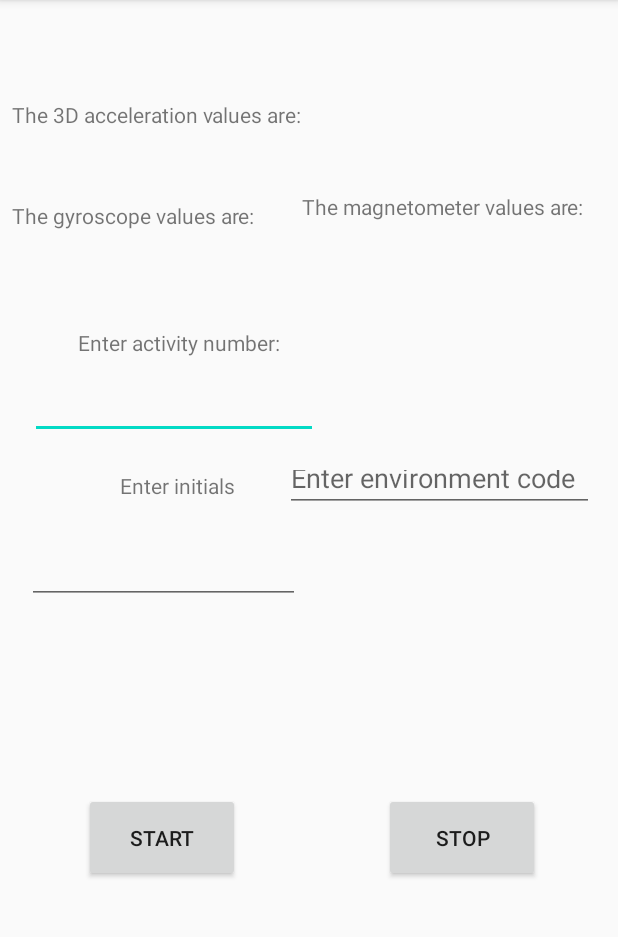
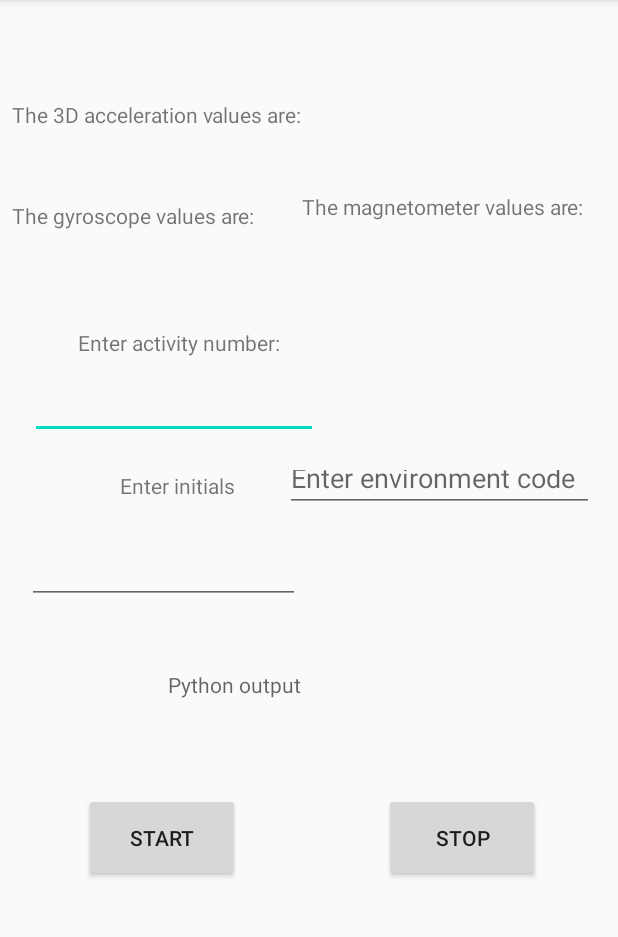
Before and after one commit to kungoyal/CS528-MagMask, an Android app: the screen it shows after launch (MainActivity), on a phone screen of 412 x 824 dp, the part 84-1021 px from its top. Run offline under Robolectric (Android 15) with nearby library versions, the phone set to English and light mode, and no system bars; libraries missing offline, so code that uses them is left out: com.chaquo.python; 3 statements that could not run were skipped.

Commit message:
Python dummy working

```diff
--- a/MagMask/app/src/main/res/layout/activity_main.xml
+++ b/MagMask/app/src/main/res/layout/activity_main.xml
@@ -154,7 +154,17 @@
         app:layout_constraintStart_toStartOf="parent"
         app:layout_constraintTop_toBottomOf="@+id/editText" />
 
-
+    <TextView
+        android:id="@+id/textView6"
+        android:layout_width="156dp"
+        android:layout_height="41dp"
+        android:layout_marginStart="112dp"
+        android:layout_marginTop="44dp"
+        android:text=""
+        android:textSize="14sp"
+        android:hint="@string/output"
+        app:layout_constraintStart_toStartOf="parent"
+        app:layout_constraintTop_toBottomOf="@+id/editText2" />
 
 
 </androidx.constraintlayout.widget.ConstraintLayout>
--- a/MagMask/app/src/main/res/values/strings.xml
+++ b/MagMask/app/src/main/res/values/strings.xml
@@ -6,6 +6,7 @@
     <string name="activity">Enter activity number:</string>
     <string name="initials">Enter initials</string>
     <string name="env_code">Enter environment code</string>
+    <string name="output">Python output</string>
     <string name="start">Start</string>
     <string name="stop">Stop</string>
 <!--    <string name="coordinates">%1$2.5f,%2$2.5f,%3$2.5f</string>-->
--- a/MagMask/build.gradle
+++ b/MagMask/build.gradle
@@ -5,10 +5,12 @@ buildscript {
     repositories {
         google()
         jcenter()
+        maven { url "https://chaquo.com/maven" }
 
     }
     dependencies {
         classpath 'com.android.tools.build:gradle:3.6.2'
+        classpath "com.chaquo.python:gradle:9.1.0"
 
 
         // NOTE: Do not place your application dependencies here; they belong
```
Also changed, not shown: MagMask/app/build.gradle (+14 -2 lines), MagMask/app/src/main/java/com/example/shakedetection/MainActivity.java (+24 -1 lines), 1 other file.
